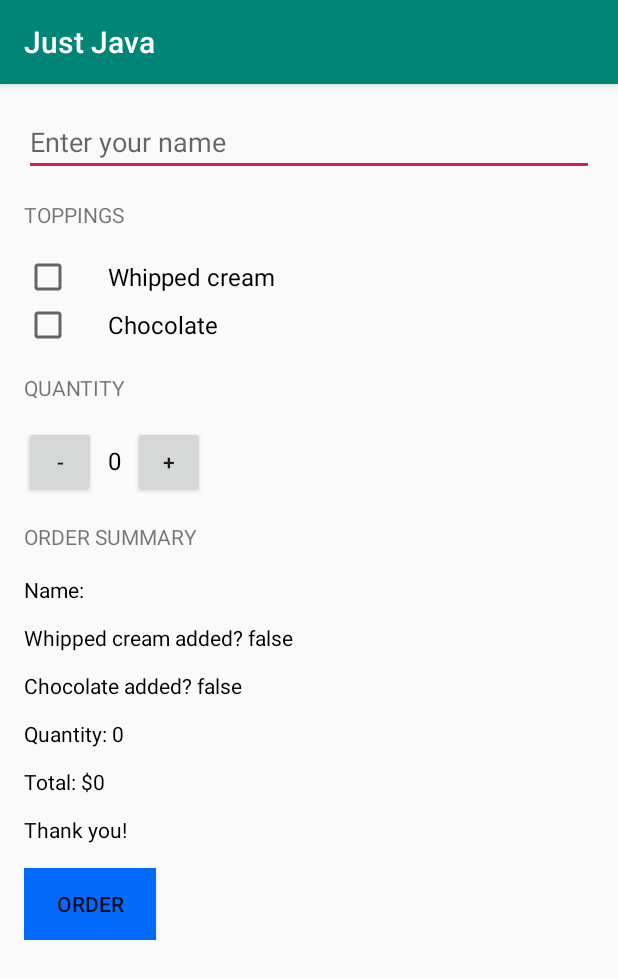
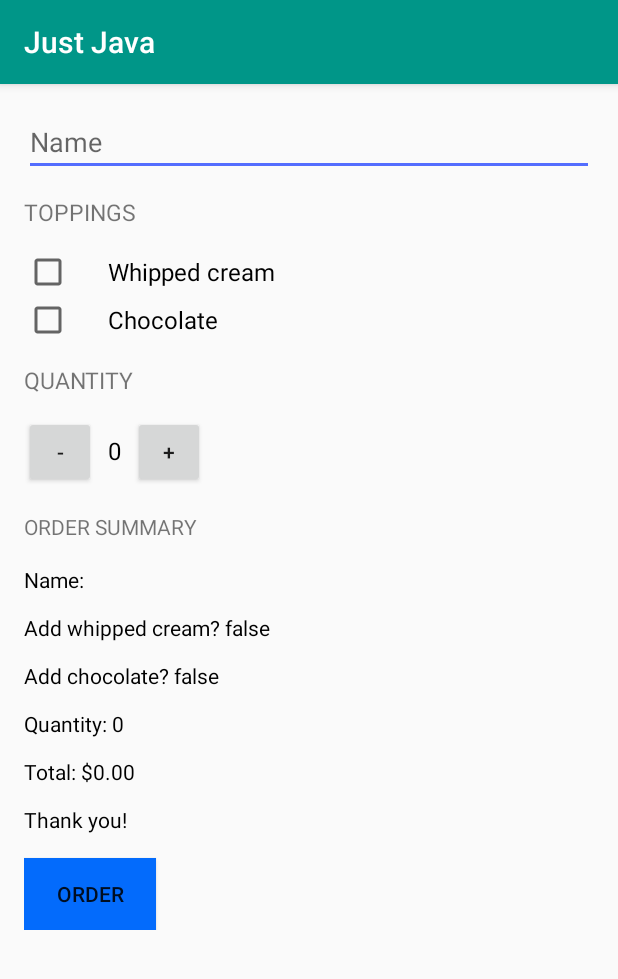
Before and after one commit to chungkev7/Just-Java, an Android app: the screen it shows after launch (MainActivity), after a tap on "ORDER", on a phone screen of 412 x 824 dp. Shown: the top 979 px of the screen. Run offline under Robolectric (Android 15) with nearby library versions, the phone set to English and light mode, and no system bars.

Commit message:
Added Spanish translations for texts and styling

```diff
--- a/app/src/main/java/com/example/android/justjava/MainActivity.java
+++ b/app/src/main/java/com/example/android/justjava/MainActivity.java
@@ -11,6 +11,8 @@ import android.widget.CheckBox;
 import android.widget.EditText;
 import android.widget.TextView;
 import android.widget.Toast;
+
+import java.text.NumberFormat;
 
 /**
  * This app displays an order form to order coffee.
@@ -50,8 +52,8 @@ public class MainActivity extends AppCompatActivity {
      * This method is called when the order button is clicked.
      */
     public void submitOrder(View view) {
-        EditText name = (EditText) findViewById(R.id.name_field);
-        String userName = name.getText().toString();
+        EditText userName = (EditText) findViewById(R.id.name_field);
+        String name = userName.getText().toString();
 
         CheckBox whippedCreamCheckBox = (CheckBox) findViewById(R.id.whipped_cream_checkbox);
         boolean hasWhippedCream = whippedCreamCheckBox.isChecked();
@@ -59,7 +61,7 @@ public class MainActivity extends AppCompatActivity {
         boolean hasChocolate = chocolateCheckBox.isChecked();
 
         int price = calculatePrice(hasWhippedCream, hasChocolate);
-        String priceMessage = createOrderSummary(userName, price, hasWhippedCream, hasChocolate);
+        String priceMessage = createOrderSummary(name, price, hasWhippedCream, hasChocolate);
 
         displayMessage(priceMessage);
 
@@ -97,19 +99,19 @@ public class MainActivity extends AppCompatActivity {
     /**
      * Create a summary of the order
      *
-     * @param userName is the name the user entered
+     * @param name is the name the user entered
      * @param hasWhippedCream is whether or not the user wants whipped cream topping
      * @param hasChocolate is whether or not the user wants chocolate topping
      * @param price of the order
      * @return text summary
      */
-    private String createOrderSummary(String userName, int price, boolean hasWhippedCream, boolean hasChocolate) {
-        String priceMessage = "Name: " + userName;
-        priceMessage += "\n\nWhipped cream added? " + hasWhippedCream;
-        priceMessage += "\n\nChocolate added? " + hasChocolate;
-        priceMessage += "\n\nQuantity: " + quantity;
-        priceMessage += "\n\nTotal: $" + price;
-        priceMessage += "\n\nThank you!";
+    private String createOrderSummary(String name, int price, boolean hasWhippedCream, boolean hasChocolate) {
+        String priceMessage = getString(R.string.order_summary_name, name);
+        priceMessage += "\n\n" + getString(R.string.order_summary_whipped_cream, hasWhippedCream);
+        priceMessage += "\n\n" + getString(R.string.order_summary_chocolate, hasChocolate);
+        priceMessage += "\n\n" + getString(R.string.order_summary_quantity, quantity);
+        priceMessage += "\n\n" + getString(R.string.order_summary_price, NumberFormat.getCurrencyInstance().format(price));
+        priceMessage += "\n\n" + getString(R.string.thank_you);
 
         return priceMessage;
     }
--- a/app/src/main/res/layout/activity_main.xml
+++ b/app/src/main/res/layout/activity_main.xml
@@ -17,23 +17,19 @@
             android:id="@+id/name_field"
             android:layout_width="match_parent"
             android:layout_height="wrap_content"
-            android:hint="Enter your name"
+            android:hint="@string/name"
             android:inputType="textCapWords"/>
 
         <TextView
-            android:layout_width="wrap_content"
-            android:layout_height="wrap_content"
-            android:layout_marginTop="16dp"
-            android:layout_marginBottom="16dp"
-            android:text="Toppings"
-            android:textAllCaps="true" />
+            style="@style/HeaderTextStyle"
+            android:text="@string/toppings" />
 
         <CheckBox
             android:id="@+id/whipped_cream_checkbox"
             android:layout_width="wrap_content"
             android:layout_height="wrap_content"
             android:paddingLeft="24dp"
-            android:text="Whipped cream"
+            android:text="@string/whipped_cream"
             android:textSize="16sp" />
 
         <CheckBox
@@ -41,16 +37,12 @@
             android:layout_width="wrap_content"
             android:layout_height="wrap_content"
             android:paddingLeft="24dp"
-            android:text="Chocolate"
+            android:text="@string/chocolate"
             android:textSize="16sp" />
 
         <TextView
-            android:layout_width="wrap_content"
-            android:layout_height="wrap_content"
-            android:layout_marginTop="16dp"
-            android:layout_marginBottom="16dp"
-            android:text="Quantity"
-            android:textAllCaps="true"/>
+            style="@style/HeaderTextStyle"
+            android:text="@string/quantity" />
 
         <LinearLayout
             android:layout_width="match_parent"
@@ -85,7 +77,7 @@
             android:layout_width="wrap_content"
             android:layout_height="wrap_content"
             android:layout_marginTop="16dp"
-            android:text="Order Summary"
+            android:text="@string/order_summary"
             android:textAllCaps="true" />
 
         <TextView
@@ -102,7 +94,7 @@
             android:layout_marginTop="16dp"
             android:background="#036bfc"
             android:onClick="submitOrder"
-            android:text="Order" />
+            android:text="@string/order" />
 
     </LinearLayout>
 
--- a/app/src/main/res/values/strings.xml
+++ b/app/src/main/res/values/strings.xml
@@ -1,3 +1,18 @@
-<resources>
+<resources xmlns:xliff="urn:oasis:names:tc:xliff:document:1.2">
     <string name="app_name">Just Java</string>
+    <string name="toppings">Toppings</string>
+    <string name="thank_you">Thank you!</string>
+    <string name="order_summary_name">Name: <xliff:g example="Jon" id="name">%s</xliff:g></string>
+    <string name="chocolate">Chocolate</string>
+    <string name="initial_quantity_value">0</string>
+    <string name="name">Name</string>
+    <string name="order">Order</string>
+    <string name="whipped_cream">Whipped cream</string>
+    <string name="order_summary_chocolate">Add chocolate? <xliff:g id="hasChocolate" example="true">%b</xliff:g></string>
+    <string name="order_summary_email_subject">Just Java for <xliff:g example="Amy" id="name">%s</xliff:g></string>
+    <string name="order_summary_price">Total: <xliff:g example="$0" id="price">%s</xliff:g></string>
+    <string name="order_summary_whipped_cream">Add whipped cream? <xliff:g id="hasWhippedCream" example="true">%b</xliff:g></string>
+    <string name="quantity">Quantity</string>
+    <string name="order_summary_quantity">Quantity: <xliff:g example="2" id="quantity">%d</xliff:g></string>
+    <string name="order_summary">Order Summary</string>
 </resources>
--- a/app/src/main/res/values/styles.xml
+++ b/app/src/main/res/values/styles.xml
@@ -3,9 +3,16 @@
     <!-- Base application theme. -->
     <style name="AppTheme" parent="Theme.AppCompat.Light.DarkActionBar">
         <!-- Customize your theme here. -->
-        <item name="colorPrimary">@color/colorPrimary</item>
-        <item name="colorPrimaryDark">@color/colorPrimaryDark</item>
-        <item name="colorAccent">@color/colorAccent</item>
+        <item name="colorPrimary">#009688</item>
+        <item name="colorPrimaryDark">#007968</item>
+        <item name="colorAccent">#536DFE</item>
     </style>
 
+    <style name="HeaderTextStyle">
+        <item name="android:layout_width">wrap_content</item>
+        <item name="android:layout_height">48dp</item>
+        <item name="android:gravity">center_vertical</item>
+        <item name="android:textAllCaps">true</item>
+        <item name="android:textSize">15sp</item>
+    </style>
 </resources>
```
Also changed, not shown: 1 other file.
